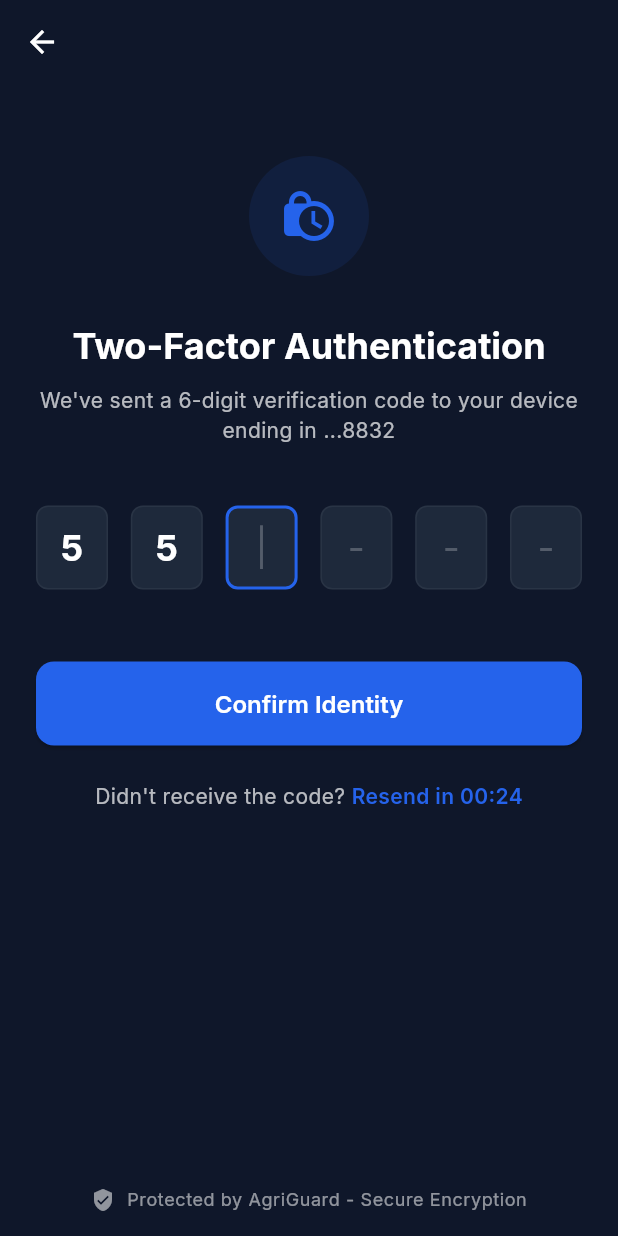
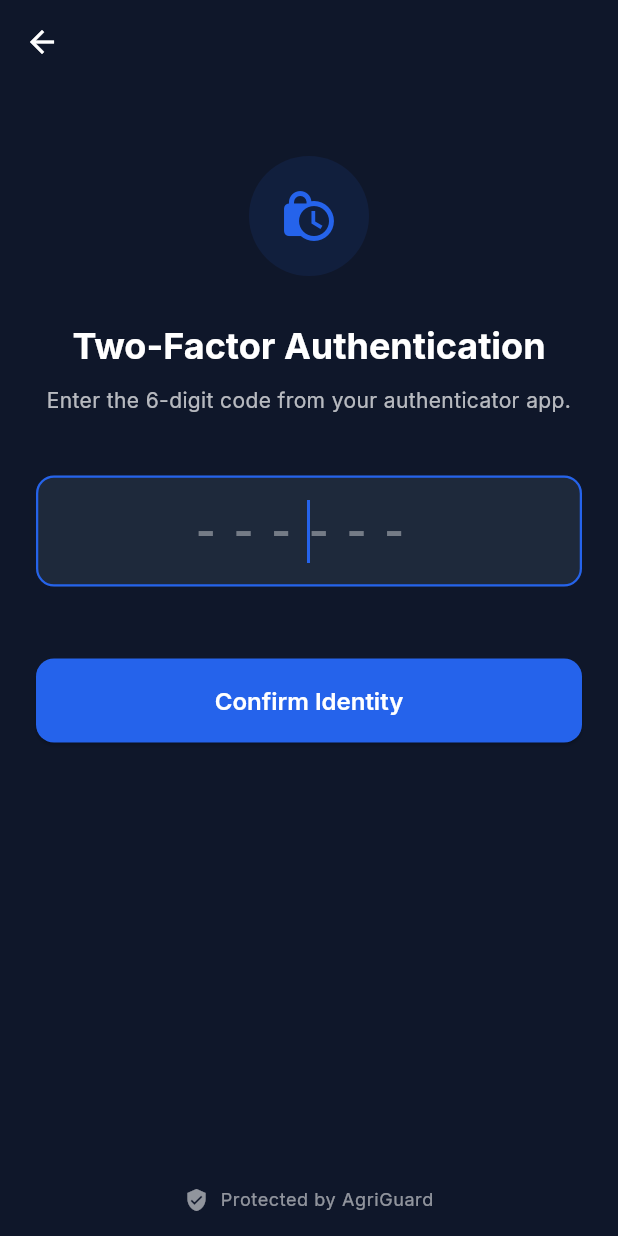
Before and after one commit to JAGADISHSUNILPEDNEKAR/OJTS4BACKUP, a Flutter app: the TwoFactorVerificationScreen screen opened by its route, on a phone screen of 412 x 824 dp. Run offline on Flutter 3.47's test engine with Material 3 defaults, Android fonts, the phone set to English and light mode, and no system bars; our stand-ins replace flutter_secure_storage, go_router, google_fonts, hex; missing offline and left inert: ecdsa, elliptic; accounts and stored records are empty.

Commit message:
feat(mobile): wire optional TOTP 2FA into login flow
Phase 5: make the login + 2FA screens correspond to the auth-service's
actual challenge-response shape, where /auth/login validates email,
password, AND (when the user has totp_secret set) a totp_code in the
same POST body.

Previously the login screen always pushed to /verify-2fa, but the 2FA
screen's only input widget (OtpInput) rendered hardcoded "5"s with no
controller and the Confirm button mock-navigated to /setup-2fa. None of
it talked to a backend.

api_client.dart
- login() accepts an optional totpCode named parameter. When non-null
  and non-empty, the totp_code field is included in the request body.
- New TotpRequiredException type. On 401 with detail "TOTP code
  required" (the exact string raised by auth-service main.py:222),
  login() throws this typed exception instead of a generic Exception
  so callers can route to the 2FA screen.
- Other 4xx/5xx errors are surfaced with the backend's detail field
  parsed out of the JSON body (falls back to raw body on parse error).

login_screen.dart
- On 200, navigate to /origin-dashboard via context.go() (clears the
  auth stack so back-button doesn't return to login).
- On TotpRequiredException, push /verify-2fa with the email and
  password carried in state.extra. The 2FA screen needs both to
  retry login with the TOTP code.
- All other errors still bubble up as a SnackBar.

two_factor_verification_screen.dart (rewritten)
- StatefulWidget. Required ctor params: email, password.
- Real 6-digit TextField with digits-only input formatter, length
  cap, large letter-spaced text style, and submit-on-enter. Drops
  the cosmetic OtpInput widget that was rendering frozen "5"s.
- _submit() calls OriginApiClient.instance.login(email, password,
  totpCode: code). On success navigates to /origin-dashboard; on
  error shows a SnackBar with the backend's detail. PrimaryButton's
  isLoading prop shows a spinner during the retry.
- Drops the bogus "Resend in 00:24" countdown — TOTP codes rotate
  on the user's authenticator app, the server has no resend.

app_router.dart
- /verify-2fa route unpacks email/password from state.extra and
  passes them into the screen constructor.

Schema reference: services/auth-service/main.py:194 (login endpoint
with TOTP branch); services/auth-service/main.py:222 (the exact
"TOTP code required" detail string).

Co-Authored-By: Claude Opus 4.7 (1M context) <noreply@anthropic.com>

```diff
--- a/apps/mobile-app/lib/core/app_router.dart
+++ b/apps/mobile-app/lib/core/app_router.dart
@@ -74,7 +74,13 @@ final GoRouter appRouter = GoRouter(
     ),
     GoRoute(
       path: '/verify-2fa',
-      builder: (context, state) => const TwoFactorVerificationScreen(),
+      builder: (context, state) {
+        final extra = state.extra as Map<String, dynamic>? ?? const {};
+        return TwoFactorVerificationScreen(
+          email: extra['email'] as String? ?? '',
+          password: extra['password'] as String? ?? '',
+        );
+      },
     ),
     GoRoute(
       path: '/setup-2fa',
--- a/apps/mobile-app/lib/screens/auth/login_screen.dart
+++ b/apps/mobile-app/lib/screens/auth/login_screen.dart
@@ -30,7 +30,10 @@ class _LoginScreenState extends State<LoginScreen> {
     try {
       await OriginApiClient.instance.login(email, password);
       if (!mounted) return;
-      context.push('/verify-2fa');
+      context.go('/origin-dashboard');
+    } on TotpRequiredException {
+      if (!mounted) return;
+      context.push('/verify-2fa', extra: {'email': email, 'password': password});
     } catch (e) {
       if (!mounted) return;
       ScaffoldMessenger.of(context).showSnackBar(
--- a/apps/mobile-app/lib/screens/auth/two_factor_verification_screen.dart
+++ b/apps/mobile-app/lib/screens/auth/two_factor_verification_screen.dart
@@ -1,10 +1,59 @@
 import 'package:flutter/material.dart';
+import 'package:flutter/services.dart';
 import 'package:go_router/go_router.dart';
+import '../../core/api_client.dart';
 import '../../widgets/primary_button.dart';
-import '../../widgets/otp_input.dart';
 
-class TwoFactorVerificationScreen extends StatelessWidget {
-  const TwoFactorVerificationScreen({super.key});
+class TwoFactorVerificationScreen extends StatefulWidget {
+  final String email;
+  final String password;
+
+  const TwoFactorVerificationScreen({
+    super.key,
+    required this.email,
+    required this.password,
+  });
+
+  @override
+  State<TwoFactorVerificationScreen> createState() => _TwoFactorVerificationScreenState();
+}
+
+class _TwoFactorVerificationScreenState extends State<TwoFactorVerificationScreen> {
+  final _codeController = TextEditingController();
+  bool _isLoading = false;
+
+  Future<void> _submit() async {
+    final code = _codeController.text.trim();
+    if (code.length != 6) {
+      ScaffoldMessenger.of(context).showSnackBar(
+        const SnackBar(content: Text('Enter the 6-digit code')),
+      );
+      return;
+    }
+    setState(() => _isLoading = true);
+    try {
+      await OriginApiClient.instance.login(
+        widget.email,
+        widget.password,
+        totpCode: code,
+      );
+      if (!mounted) return;
+      context.go('/origin-dashboard');
+    } catch (e) {
+      if (!mounted) return;
+      ScaffoldMessenger.of(context).showSnackBar(
+        SnackBar(content: Text(e.toString())),
+      );
+    } finally {
+      if (mounted) setState(() => _isLoading = false);
+    }
+  }
+
+  @override
+  void dispose() {
+    _codeController.dispose();
+    super.dispose();
+  }
 
   @override
   Widget build(BuildContext context) {
@@ -27,51 +76,66 @@ class TwoFactorVerificationScreen extends StatelessWidget {
               Container(
                 padding: const EdgeInsets.all(20),
                 decoration: BoxDecoration(
-                  color: Theme.of(context).colorScheme.primary.withOpacity(0.1),
+                  color: Theme.of(context).colorScheme.primary.withValues(alpha: 0.1),
                   shape: BoxShape.circle,
                 ),
-                child: Icon(Icons.lock_clock, color: Theme.of(context).colorScheme.primary, size: 40),
+                child: Icon(
+                  Icons.lock_clock,
+                  color: Theme.of(context).colorScheme.primary,
+                  size: 40,
+                ),
               ),
               const SizedBox(height: 32),
-              Text('Two-Factor Authentication', style: Theme.of(context).textTheme.displaySmall),
+              Text(
+                'Two-Factor Authentication',
+                style: Theme.of(context).textTheme.displaySmall,
+                textAlign: TextAlign.center,
+              ),
               const SizedBox(height: 12),
               Text(
-                "We've sent a 6-digit verification code to your device ending in ...8832",
+                'Enter the 6-digit code from your authenticator app.',
                 style: Theme.of(context).textTheme.bodyMedium?.copyWith(color: Colors.white70),
                 textAlign: TextAlign.center,
               ),
               const SizedBox(height: 40),
-              const OtpInput(),
+              TextField(
+                controller: _codeController,
+                autofocus: true,
+                keyboardType: TextInputType.number,
+                inputFormatters: [
+                  FilteringTextInputFormatter.digitsOnly,
+                  LengthLimitingTextInputFormatter(6),
+                ],
+                textAlign: TextAlign.center,
+                style: const TextStyle(
+                  fontSize: 28,
+                  letterSpacing: 12,
+                  fontWeight: FontWeight.bold,
+                ),
+                decoration: const InputDecoration(
+                  hintText: '------',
+                  counterText: '',
+                ),
+                onSubmitted: (_) => _submit(),
+              ),
               const SizedBox(height: 48),
               PrimaryButton(
                 text: 'Confirm Identity',
-                onPressed: () {
-                  context.push('/setup-2fa'); // Mock navigation to setup or dashboard
-                },
-              ),
-              const SizedBox(height: 24),
-              Row(
-                mainAxisAlignment: MainAxisAlignment.center,
-                children: [
-                  Text("Didn't receive the code? ", style: Theme.of(context).textTheme.bodyMedium),
-                  Text(
-                    "Resend in 00:24",
-                    style: Theme.of(context).textTheme.bodyMedium?.copyWith(
-                      color: Theme.of(context).colorScheme.primary,
-                      fontWeight: FontWeight.w600,
-                    ),
-                  )
-                ],
+                isLoading: _isLoading,
+                onPressed: _submit,
               ),
               const Spacer(),
               Row(
                 mainAxisAlignment: MainAxisAlignment.center,
                 children: [
-                   const Icon(Icons.verified_user, color: Colors.white54, size: 16),
-                   const SizedBox(width: 8),
-                   Text("Protected by AgriGuard - Secure Encryption", style: Theme.of(context).textTheme.bodySmall?.copyWith(color: Colors.white54)),
+                  const Icon(Icons.verified_user, color: Colors.white54, size: 16),
+                  const SizedBox(width: 8),
+                  Text(
+                    'Protected by AgriGuard',
+                    style: Theme.of(context).textTheme.bodySmall?.copyWith(color: Colors.white54),
+                  ),
                 ],
-              )
+              ),
             ],
           ),
         ),
```
Also changed, not shown: apps/mobile-app/lib/core/api_client.dart (+38 -4 lines).
